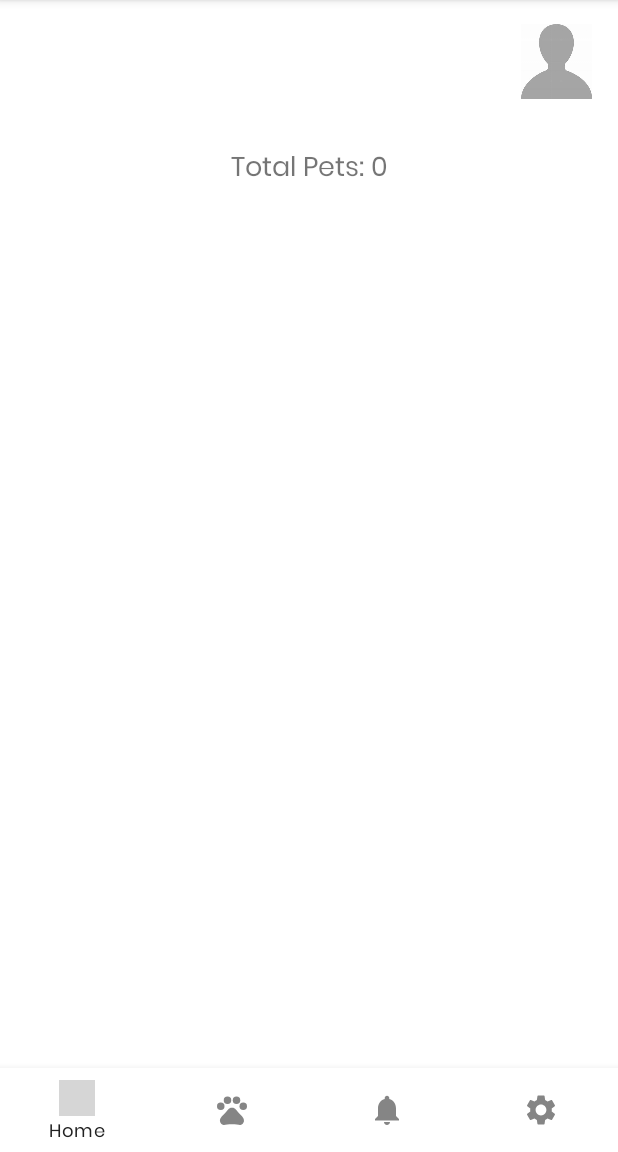
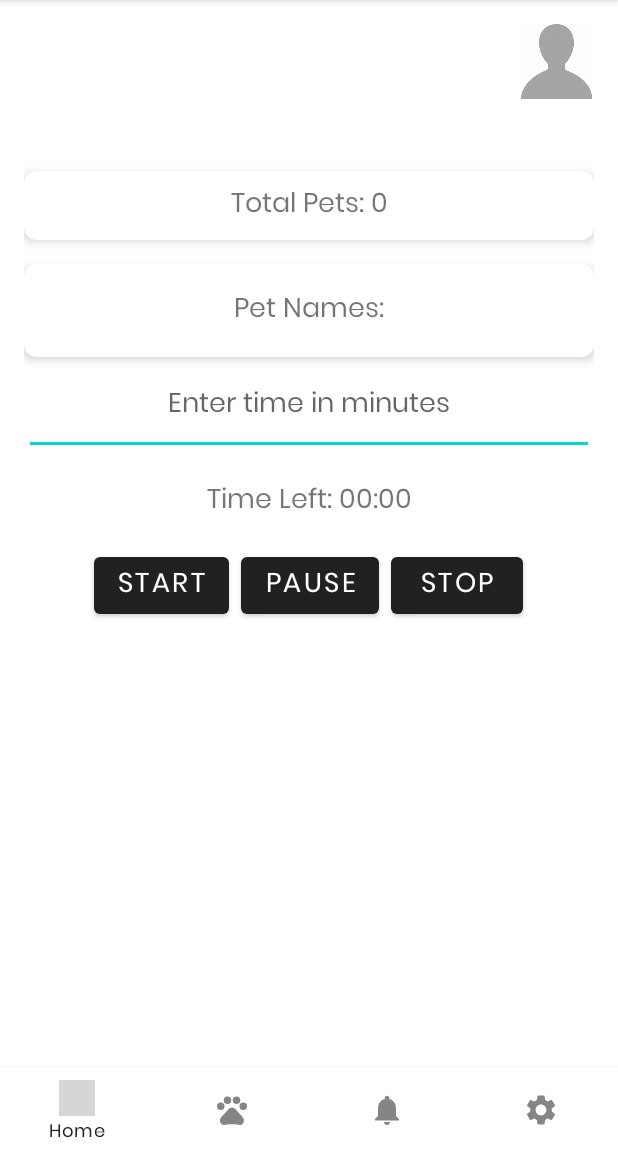
Before and after one commit to VandalByte/Woof, an Android app: the HomeFragment screen opened directly, with no data from a screen before it, on a phone screen of 412 x 824 dp, the part 84-1236 px from its top. Run offline under Robolectric (Android 15) with nearby library versions, the light colour scheme and no system bars; our stand-ins replace Room's generated code; grey boxes are pictures that could not be loaded.

Commit message:
Walk Timer Added

```diff
--- a/app/build.gradle.kts
+++ b/app/build.gradle.kts
@@ -60,5 +60,6 @@
     implementation("com.github.bumptech.glide:glide:4.12.0")
     implementation ("androidx.annotation:annotation:1.3.0")
     //viewmodel
-    implementation ("androidx.lifecycle:lifecycle-viewmodel-ktx:2.3.1")
+    implementation("androidx.lifecycle:lifecycle-viewmodel-ktx:2.3.1")
+    implementation ("androidx.fragment:fragment-ktx:1.4.0")
 }
--- a/app/src/main/java/com/dev/woof/HomeFragment.kt
+++ b/app/src/main/java/com/dev/woof/HomeFragment.kt
@@ -1,22 +1,111 @@
 package com.dev.woof
 
 import android.os.Bundle
+import android.os.CountDownTimer
 import android.view.View
+import android.widget.Button
+import android.widget.EditText
 import android.widget.TextView
 import androidx.fragment.app.Fragment
+import androidx.fragment.app.activityViewModels
 
-class HomeFragment: Fragment(R.layout.fragment_home) {
+
+class HomeFragment : Fragment(R.layout.fragment_home) {
 
     private lateinit var myDB: PetsDatabase
     private lateinit var petsCountTextView: TextView
+    private lateinit var petNamesTextView: TextView
+    private lateinit var timerInputEditText: EditText
+    private lateinit var timerTextView: TextView
+    private lateinit var startButton: Button
+    private lateinit var pauseButton: Button
+    private lateinit var stopButton: Button
+
+    private var timer: CountDownTimer? = null
+    private var timerRunning = false
+    private var timeLeftInMillis: Long = 0
+
+    private val sharedViewModel: SharedViewModel by activityViewModels()
 
     override fun onViewCreated(view: View, savedInstanceState: Bundle?) {
         super.onViewCreated(view, savedInstanceState)
 
         petsCountTextView = view.findViewById(R.id.pets_count_text_view)
+        petNamesTextView = view.findViewById(R.id.pet_names_text_view)
+        timerInputEditText = view.findViewById(R.id.timer_input_edit_text)
+        timerTextView = view.findViewById(R.id.timer_text_view)
+        startButton = view.findViewById(R.id.start_button)
+        pauseButton = view.findViewById(R.id.pause_button)
+        stopButton = view.findViewById(R.id.stop_button)
 
         myDB = PetsDatabase(requireActivity())
         val petsCount = myDB.getPetsCount()
         petsCountTextView.text = "Total Pets: $petsCount"
+
+        sharedViewModel.petNames.observe(viewLifecycleOwner, { names ->
+            val allNames = names.joinToString("\n\t ")
+            petNamesTextView.text = "Pet Names: $allNames"
+        })
+
+        startButton.setOnClickListener {
+            startTimer()
+        }
+
+        pauseButton.setOnClickListener {
+            pauseTimer()
+        }
+
+        stopButton.setOnClickListener {
+            stopTimer()
+        }
+    }
+
+    private fun startTimer() {
+        val input = timerInputEditText.text.toString().trim()
+        if (input.isEmpty()) return
+
+        val millisInput = input.toLong() * 60000 // Convert minutes to milliseconds
+        setTime(millisInput)
+        startCountDown()
+    }
+
+    private fun pauseTimer() {
+        timer?.cancel()
+        timerRunning = false
+    }
+
+    private fun stopTimer() {
+        timer?.cancel()
+        timerRunning = false
+        setTime(0)
+    }
+
+    private fun setTime(milliseconds: Long) {
+        timeLeftInMillis = milliseconds
+        updateCountDownText()
+    }
+
+    private fun startCountDown() {
+        timer = object : CountDownTimer(timeLeftInMillis, 1000) {
+            override fun onTick(millisUntilFinished: Long) {
+                timeLeftInMillis = millisUntilFinished
+                updateCountDownText()
+            }
+
+            override fun onFinish() {
+                timerRunning = false
+                updateCountDownText()
+            }
+        }.start()
+
+        timerRunning = true
+    }
+
+    private fun updateCountDownText() {
+        val minutes = (timeLeftInMillis / 1000) / 60
+        val seconds = (timeLeftInMillis / 1000) % 60
+
+        val timeLeftFormatted = String.format("%02d:%02d", minutes, seconds)
+        timerTextView.text = "Time Left: $timeLeftFormatted"
     }
 }
--- /dev/null
+++ b/app/src/main/java/com/dev/woof/SharedViewModel.kt
@@ -0,0 +1,14 @@
+package com.dev.woof
+
+import androidx.lifecycle.LiveData
+import androidx.lifecycle.MutableLiveData
+import androidx.lifecycle.ViewModel
+
+class SharedViewModel : ViewModel() {
+    private val _petNames = MutableLiveData<List<String>>()
+    val petNames: LiveData<List<String>> get() = _petNames
+
+    fun setPetNames(names: List<String>) {
+        _petNames.value = names
+    }
+}
--- a/app/src/main/java/com/dev/woof/reminder/ReminderDao.kt
+++ b/app/src/main/java/com/dev/woof/reminder/ReminderDao.kt
@@ -16,4 +16,6 @@
 
     @Query("SELECT * FROM reminder ORDER BY time ASC")
     fun getReminders(): Flow<List<Reminder>>
+
+
 }
--- /dev/null
+++ b/app/src/main/res/drawable/border.xml
@@ -0,0 +1,6 @@
+<?xml version="1.0" encoding="utf-8"?>
+<shape xmlns:android="http://schemas.android.com/apk/res/android">
+    <solid android:color="@android:color/transparent" />
+    <stroke android:width="2dp" android:color="#000000" />
+    <corners android:radius="8dp" />
+</shape>
--- a/app/src/main/res/layout/fragment_home.xml
+++ b/app/src/main/res/layout/fragment_home.xml
@@ -12,8 +12,16 @@
         android:layout_height="match_parent"
         android:orientation="vertical"
         android:padding="16dp"
-        tools:context=".HomeFragment">
+        tools:context=".HomeFragment"
+        android:gravity="center_horizontal">
 
+        <androidx.cardview.widget.CardView
+            android:layout_width="match_parent"
+            android:layout_height="wrap_content"
+            android:layout_marginTop="16dp"
+            app:cardCornerRadius="8dp"
+            app:cardElevation="4dp"
+            android:padding="8dp">
 
             <TextView
                 android:id="@+id/pets_count_text_view"
@@ -21,6 +29,83 @@
                 android:layout_height="wrap_content"
                 android:text="Total Pets: 0"
                 android:textSize="18sp"
-            android:textAlignment="center"/>
+                android:textAlignment="center"
+                android:padding="8dp"
+                />
+        </androidx.cardview.widget.CardView>
+
+        <androidx.cardview.widget.CardView
+            android:layout_width="match_parent"
+            android:layout_height="wrap_content"
+            android:layout_marginTop="16dp"
+            app:cardCornerRadius="8dp"
+            app:cardElevation="4dp"
+            android:padding="8dp">
+
+            <TextView
+                android:id="@+id/pet_names_text_view"
+                android:layout_width="match_parent"
+                android:layout_height="wrap_content"
+                android:text="Pet Names:"
+                android:textSize="18sp"
+                android:textAlignment="center"
+                android:padding="16dp"
+                />
+        </androidx.cardview.widget.CardView>
+
+        <EditText
+            android:id="@+id/timer_input_edit_text"
+            android:layout_width="match_parent"
+            android:layout_height="65dp"
+            android:hint="Enter time in minutes"
+            android:inputType="number"
+            android:padding="8dp"
+            android:textAlignment="center" />
+
+        <TextView
+            android:id="@+id/timer_text_view"
+            android:layout_width="match_parent"
+            android:layout_height="wrap_content"
+            android:text="Time Left: 00:00"
+            android:textSize="18sp"
+            android:textAlignment="center"
+            android:padding="16dp"
+            />
+
+        <LinearLayout
+            android:layout_width="match_parent"
+            android:layout_height="wrap_content"
+            android:orientation="horizontal"
+            android:gravity="center">
+
+            <Button
+                android:id="@+id/start_button"
+                android:layout_width="wrap_content"
+                android:layout_height="wrap_content"
+                android:text="Start"
+                android:textSize="18sp"
+                android:layout_marginEnd="8dp"
+                />
+
+            <Button
+                android:id="@+id/pause_button"
+                android:layout_width="wrap_content"
+                android:layout_height="wrap_content"
+                android:text="Pause"
+                android:textSize="18sp"
+                android:layout_marginEnd="8dp"
+                />
+
+            <Button
+                android:id="@+id/stop_button"
+                android:layout_width="wrap_content"
+                android:layout_height="wrap_content"
+                android:text="Stop"
+                android:textSize="18sp"
+                />
+
+        </LinearLayout>
+
+
     </LinearLayout>
 </androidx.constraintlayout.widget.ConstraintLayout>
```
Also changed, not shown: app/src/main/java/com/dev/woof/PetsFragment.kt (+6 -7 lines). Lines whose indentation alone changed are shown as unchanged.
